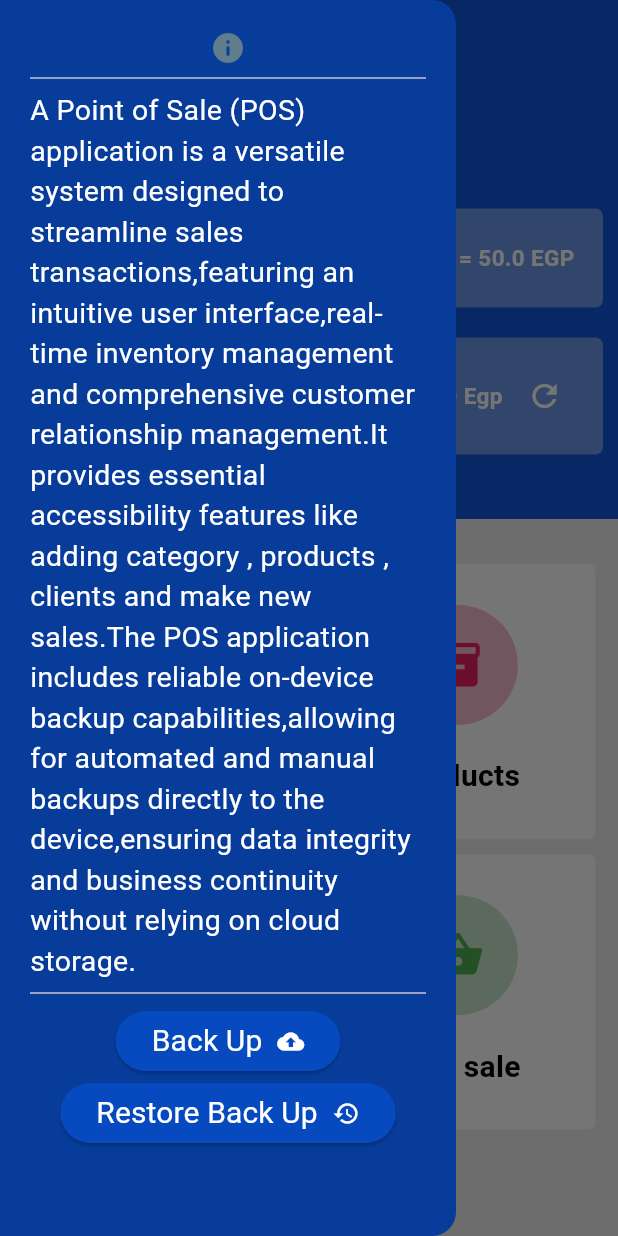
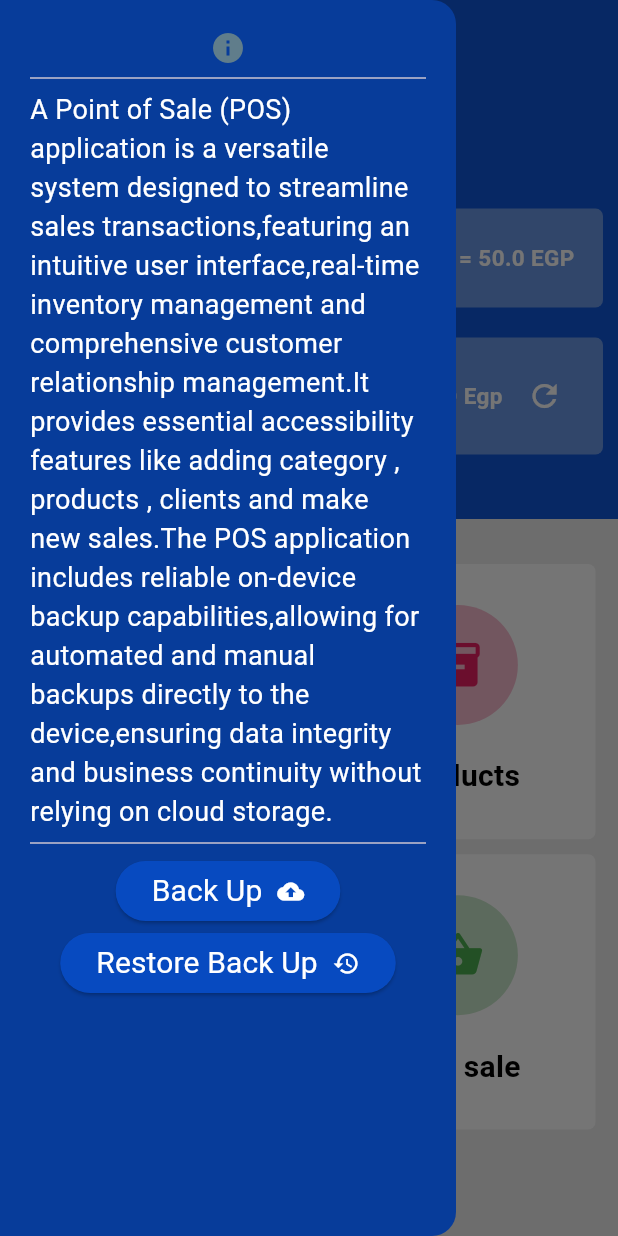
Before and after one commit to HindAlaa26/Point-Of-Sale-App, a Flutter app: the screen it shows after launch, with the side drawer open, on a phone screen of 412 x 824 dp. Run offline on Flutter 3.47's test engine with Material 3 defaults, Android fonts, the phone set to English and light mode, and no system bars; our stand-ins replace data_table_2, get_it, sqflite; accounts and stored records are empty; network calls fail.

Commit message:
drawer updated

```diff
--- a/lib/shared_component/drawer_widget.dart
+++ b/lib/shared_component/drawer_widget.dart
@@ -35,11 +35,9 @@ Widget drawerWidget(BuildContext context) {
               },
             ),
             const Divider(),
-            textInApp(
-                color: Colors.white,
-                fontSize: 19,
-                text:
-                    "A Point of Sale (POS) application is a versatile system designed to streamline sales transactions,featuring an intuitive user interface,real-time inventory management and comprehensive customer relationship management.It provides essential accessibility features like adding category , products , clients and make new sales.The POS application includes reliable on-device backup capabilities,allowing for automated and manual backups directly to the device,ensuring data integrity and business continuity without relying on cloud storage."),
+            const SelectableText(
+                style: TextStyle(color: Colors.white, fontSize: 18),
+                "A Point of Sale (POS) application is a versatile system designed to streamline sales transactions,featuring an intuitive user interface,real-time inventory management and comprehensive customer relationship management.It provides essential accessibility features like adding category , products , clients and make new sales.The POS application includes reliable on-device backup capabilities,allowing for automated and manual backups directly to the device,ensuring data integrity and business continuity without relying on cloud storage."),
             const Divider(),
             Center(
               child: ElevatedButton(
```
